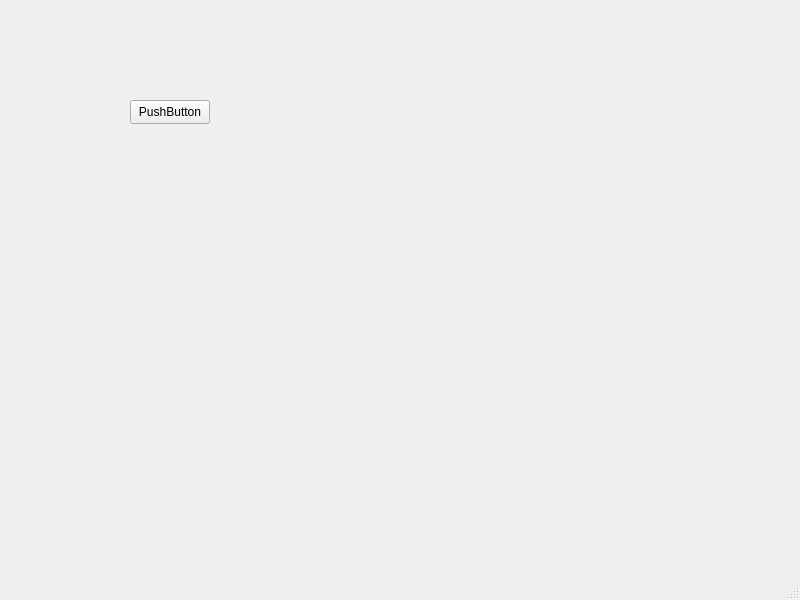
Before: the Qt Designer form Water-rocket-simulator/mainwindow.ui in HSHSpaceX/Water-rocket-simulator, drawn with Qt 5.
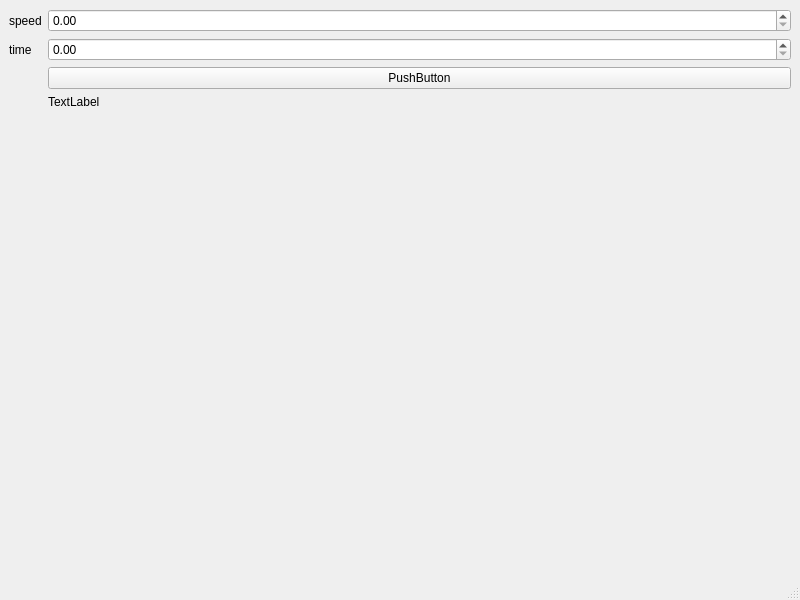
After: the same form once the commit is applied.

Commit message: Test GUI added, calculates distance from speed and time

The edit to the form file:
```diff
--- a/Water-rocket-simulator/mainwindow.ui
+++ b/Water-rocket-simulator/mainwindow.ui
@@ -14,19 +14,42 @@
    <string>MainWindow</string>
   </property>
   <widget class="QWidget" name="centralwidget">
-   <widget class="QPushButton" name="pushButton">
-    <property name="geometry">
-     <rect>
-      <x>130</x>
-      <y>100</y>
-      <width>80</width>
-      <height>24</height>
-     </rect>
-    </property>
+   <layout class="QFormLayout" name="formLayout">
+    <item row="0" column="0">
+     <widget class="QLabel" name="label_speed">
+      <property name="text">
+       <string>speed</string>
+      </property>
+     </widget>
+    </item>
+    <item row="0" column="1">
+     <widget class="QDoubleSpinBox" name="doubleSpinBox_speed"/>
+    </item>
+    <item row="1" column="0">
+     <widget class="QLabel" name="label_time">
+      <property name="text">
+       <string>time</string>
+      </property>
+     </widget>
+    </item>
+    <item row="1" column="1">
+     <widget class="QDoubleSpinBox" name="doubleSpinBox_time"/>
+    </item>
+    <item row="2" column="1">
+     <widget class="QPushButton" name="pushButton_simulate">
     <property name="text">
      <string>PushButton</string>
     </property>
    </widget>
+    </item>
+    <item row="4" column="1">
+     <widget class="QLabel" name="label_distance">
+      <property name="text">
+       <string>TextLabel</string>
+      </property>
+     </widget>
+    </item>
+   </layout>
   </widget>
   <widget class="QMenuBar" name="menubar">
    <property name="geometry">
```
Lines whose indentation alone changed are shown as unchanged. The commit also changes 4 other files.
